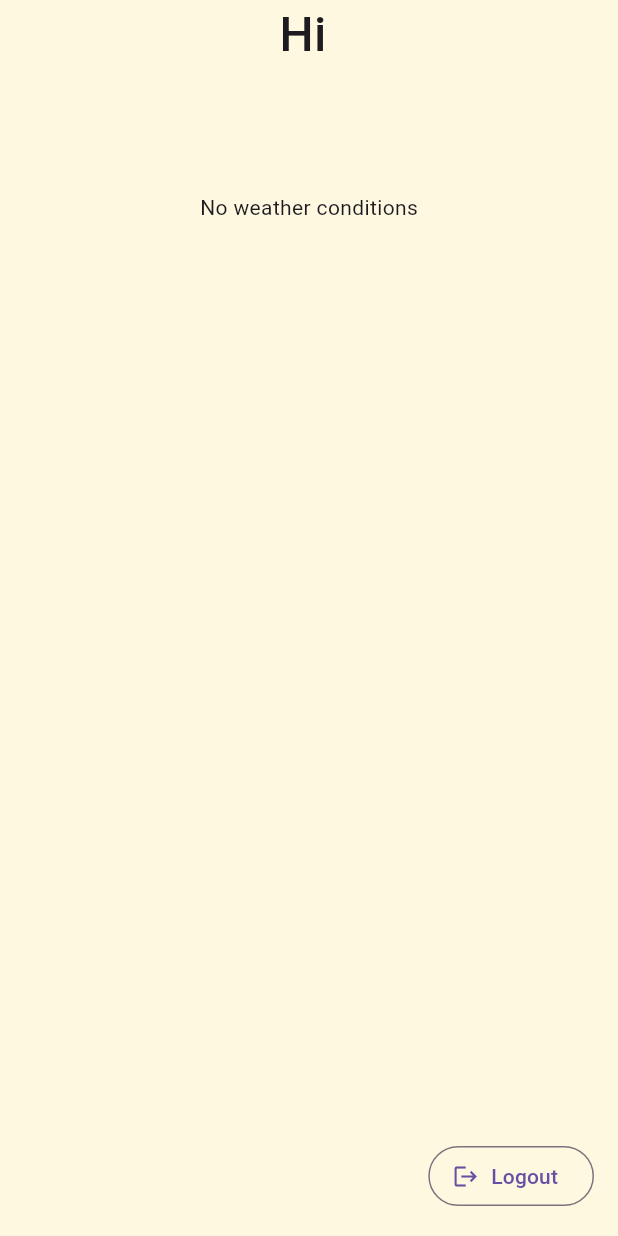
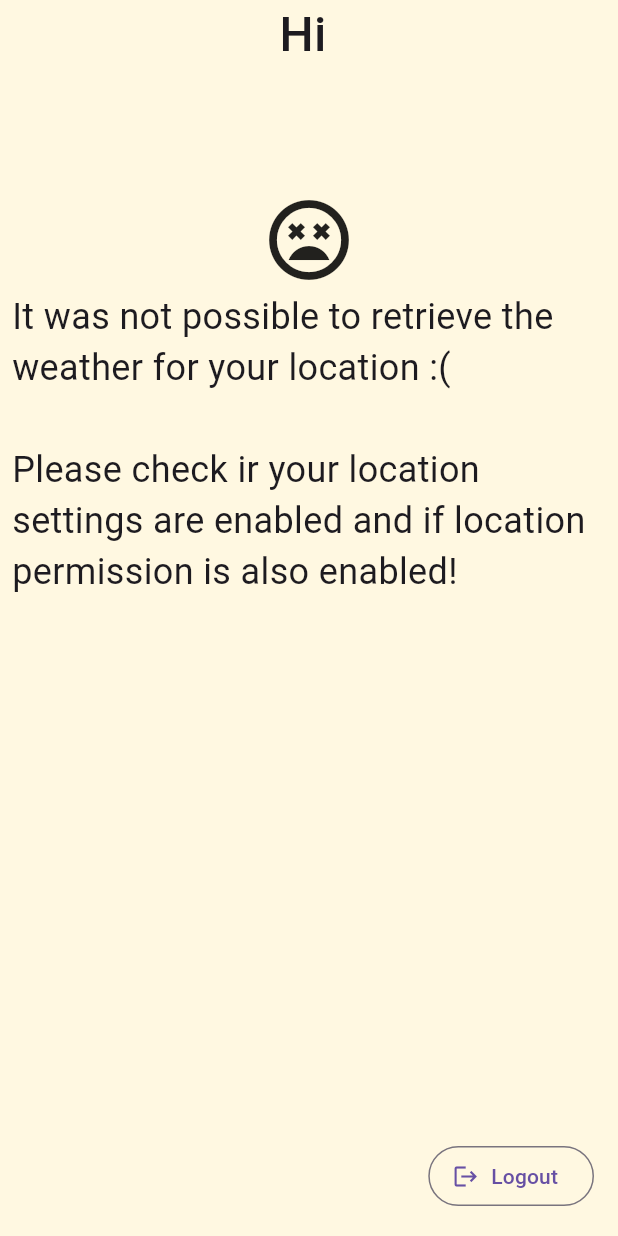
Before and after one commit to DeTakaki/weathercheckflutter, a Flutter app: the DashboardScreen screen opened directly with empty values, on a phone screen of 412 x 824 dp. Run offline on Flutter 3.47's test engine with Material 3 defaults, Android fonts, the phone set to English and light mode, and no system bars; our stand-ins replace dio, flutter_riverpod, flutter_svg, fpdart, geolocator, go_router.

Commit message:
feat: Improving location services performance and polishing layout

```diff
--- a/weather_check_app/lib/constants/sizes.dart
+++ b/weather_check_app/lib/constants/sizes.dart
@@ -19,3 +19,8 @@ const gapH12 = SizedBox(height: Sizes.p12);
 const gapH16 = SizedBox(height: Sizes.p16);
 const gapH32 = SizedBox(height: Sizes.p32);
 const gapH64 = SizedBox(height: Sizes.p64);
+
+const gapW2 = SizedBox(width: Sizes.p2);
+const gapW4 = SizedBox(width: Sizes.p4);
+const gapW8 = SizedBox(width: Sizes.p8);
+const gapW12 = SizedBox(width: Sizes.p12);
--- a/weather_check_app/lib/features/dashboard/presentation/providers/location_provider.dart
+++ b/weather_check_app/lib/features/dashboard/presentation/providers/location_provider.dart
@@ -2,27 +2,6 @@ import 'package:flutter_riverpod/flutter_riverpod.dart';
 import 'package:geolocator/geolocator.dart';
 
 final locationProvider = FutureProvider.autoDispose<Position?>((ref) async {
-  bool serviceEnabled;
-  LocationPermission permission;
-
-  // Test if location services are enabled.
-  serviceEnabled = await Geolocator.isLocationServiceEnabled();
-  if (!serviceEnabled) {
-    return Future.error('Location services are disabled.');
-  }
-
-  permission = await Geolocator.checkPermission();
-  if (permission == LocationPermission.denied) {
-    permission = await Geolocator.requestPermission();
-    if (permission == LocationPermission.denied) {
-      return Future.error('Location services are disabled.');
-    }
-  }
-
-  if (permission == LocationPermission.deniedForever) {
-    return Future.error('Location services are disabled.');
-  }
-
   return await Geolocator.getCurrentPosition(
     locationSettings: const LocationSettings(
       accuracy: LocationAccuracy.low,
@@ -30,3 +9,29 @@ final locationProvider = FutureProvider.autoDispose<Position?>((ref) async {
     ),
   );
 });
+
+final permissionProvider = FutureProvider.autoDispose<void>((ref) async {
+  bool serviceEnabled;
+  LocationPermission permission;
+
+  // Test if location services are enabled.
+  serviceEnabled = await Geolocator.isLocationServiceEnabled();
+  if (!serviceEnabled) {
+    throw Exception(
+        'Location services are not enabled. Please check your settings for location.');
+  }
+
+  permission = await Geolocator.checkPermission();
+  if (permission == LocationPermission.denied) {
+    permission = await Geolocator.requestPermission();
+    if (permission == LocationPermission.denied) {
+      throw Exception(
+          'Location services have been disabled. You must enable for Weather or Not to check the weather conditions');
+    }
+  }
+
+  if (permission == LocationPermission.deniedForever) {
+    return Future.error(
+        'You must enable the permission for location in the settings of your device. Without it, it is not possible to retrieve your location.');
+  }
+});
--- a/weather_check_app/lib/features/dashboard/presentation/screens/dashboard_screen.dart
+++ b/weather_check_app/lib/features/dashboard/presentation/screens/dashboard_screen.dart
@@ -26,6 +26,7 @@ class _DashboardScreenState extends ConsumerState<DashboardScreen>
   Color weatherBackgroundColor = AppColors.surfaceColor;
   late AnimationController _slideController;
   late Animation<Offset> _slideAnimation;
+  bool userDeniedLocation = false;
 
   @override
   void initState() {
@@ -58,9 +59,11 @@ class _DashboardScreenState extends ConsumerState<DashboardScreen>
   Widget build(BuildContext context) {
     final state = ref.watch(getWeatherStatusProvider);
     final locationProviderState = ref.watch(locationProvider);
-    ref.listen(locationProvider, (_, next) {
+    ref.listen(locationProvider, (previous, next) {
       next.whenOrNull(
-        error: (error, stackTrace) => debugPrint('ERRADO ${error.toString()}'),
+        error: (error, stackTrace) => setState(() {
+          userDeniedLocation = true;
+        }),
         data: (data) {
           if (data != null) {
             ref.read(getWeatherQueryProvider.notifier).state = Some(
@@ -149,11 +152,28 @@ class _DashboardScreenState extends ConsumerState<DashboardScreen>
                         if (weather != null) {
                           return WeatherWidget(weather: weather);
                         } else {
-                          return const Text('No weather conditions');
+                          return const SizedBox.shrink();
                         }
                       },
                       error: (error, _) => Text('error $error'),
                       loading: () => const LinearProgressIndicator()),
+                  if (userDeniedLocation)
+                    const Padding(
+                      padding: EdgeInsets.symmetric(horizontal: Sizes.p8),
+                      child: Column(
+                        children: [
+                          Icon(
+                            Icons.sentiment_very_dissatisfied_outlined,
+                            size: Sizes.p64,
+                          ),
+                          gapH2,
+                          Text(
+                            'It was not possible to retrieve the weather for your location :(\n\nPlease check ir your location settings are enabled and if location permission is also enabled!',
+                            style: TextStyle(fontSize: Sizes.p24),
+                          ),
+                        ],
+                      ),
+                    ),
                 ],
               ),
             ],
```
Also changed, not shown: weather_check_app/lib/core/presentation/widgets/custom_snackbar.dart (added, +54 -0 lines), weather_check_app/lib/features/auth/presentation/screens/login_screen.dart (+14 -1 lines), weather_check_app/lib/features/dashboard/presentation/widgets/weather_widget.dart (+4 -4 lines), 1 other file.
